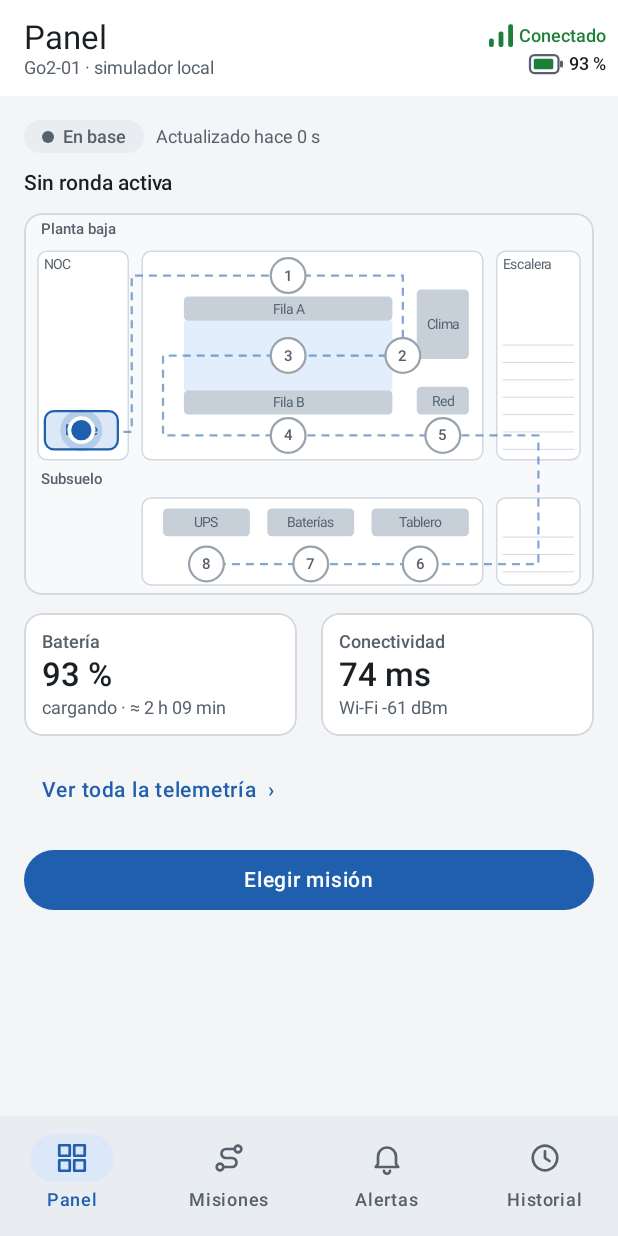
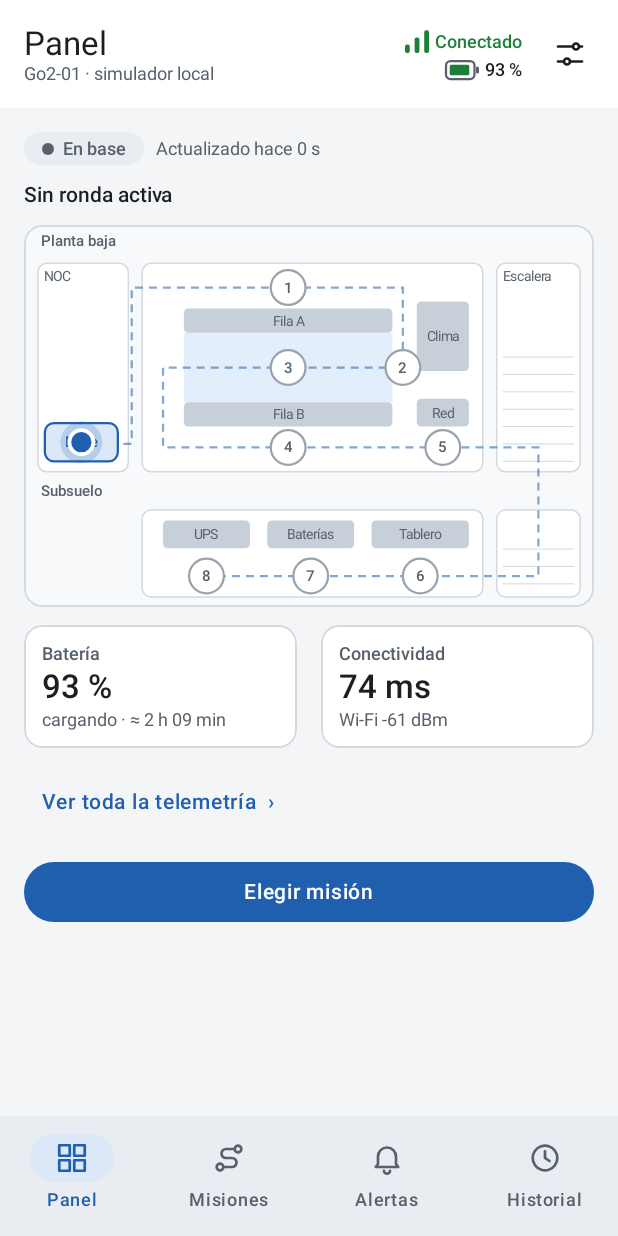
Before and after one commit to Forche/tp-hmi-go2-rondas, an Android app built with Jetpack Compose: the screen it shows after launch (MainActivity), after a tap on "Go2", on a phone screen of 412 x 824 dp. Run offline under Robolectric (Android 15) with nearby library versions, the phone set to English and light mode, and no system bars; our stand-ins replace Dagger/Hilt's generated code, Room's generated code.

Commit message:
Open the demo mode from the panel top bar

```diff
--- a/app/src/main/java/ar/edu/uade/go2rondas/core/navigation/Screen.kt
+++ b/app/src/main/java/ar/edu/uade/go2rondas/core/navigation/Screen.kt
@@ -5,6 +5,7 @@ sealed class Screen(val route: String) {
     data object Panel : Screen("panel")
     data object Telemetry : Screen("telemetry")
     data object Missions : Screen("missions")
+    data object Simulator : Screen("simulator")
     data object Alerts : Screen("alerts")
     data object AlertDetail : Screen("alerts/{alertId}") {
         const val ARG_ALERT_ID = "alertId"
--- a/app/src/main/java/ar/edu/uade/go2rondas/presentation/Go2RondasApp.kt
+++ b/app/src/main/java/ar/edu/uade/go2rondas/presentation/Go2RondasApp.kt
@@ -36,6 +36,7 @@ import ar.edu.uade.go2rondas.presentation.history.MissionSummaryScreen
 import ar.edu.uade.go2rondas.presentation.missions.MissionsScreen
 import ar.edu.uade.go2rondas.presentation.panel.PanelScreen
 import ar.edu.uade.go2rondas.presentation.robotselection.RobotSelectionScreen
+import ar.edu.uade.go2rondas.presentation.simulator.SimulatorScreen
 import ar.edu.uade.go2rondas.presentation.telemetry.TelemetryScreen
 
 /** Pestañas de la barra inferior. */
@@ -93,8 +94,12 @@ fun Go2RondasApp() {
                         onOpenTelemetry = { navController.navigate(Screen.Telemetry.route) },
                         onOpenMissions = { navController.openTab(AppTab.MISSIONS) },
                         onOpenAlert = { navController.navigate(Screen.AlertDetail.createRoute(it)) },
-                        onOpenMissionSummary = { navController.navigate(Screen.MissionSummary.createRoute(it)) }
+                        onOpenMissionSummary = { navController.navigate(Screen.MissionSummary.createRoute(it)) },
+                        onOpenSimulator = { navController.navigate(Screen.Simulator.route) }
                     )
+                }
+                composable(Screen.Simulator.route) {
+                    SimulatorScreen(onBack = { navController.popBackStack() })
                 }
                 composable(Screen.History.route) {
                     HistoryScreen(onOpenMission = { navController.navigate(Screen.MissionSummary.createRoute(it)) })
--- a/app/src/main/java/ar/edu/uade/go2rondas/presentation/panel/PanelScreen.kt
+++ b/app/src/main/java/ar/edu/uade/go2rondas/presentation/panel/PanelScreen.kt
@@ -9,6 +9,8 @@ import androidx.compose.foundation.layout.fillMaxWidth
 import androidx.compose.foundation.layout.padding
 import androidx.compose.foundation.rememberScrollState
 import androidx.compose.foundation.verticalScroll
+import androidx.compose.material3.Icon
+import androidx.compose.material3.IconButton
 import androidx.compose.material3.LinearProgressIndicator
 import androidx.compose.material3.MaterialTheme
 import androidx.compose.material3.Text
@@ -17,6 +19,7 @@ import androidx.compose.runtime.Composable
 import androidx.compose.runtime.getValue
 import androidx.compose.ui.Alignment
 import androidx.compose.ui.Modifier
+import androidx.compose.ui.res.painterResource
 import androidx.compose.ui.res.stringResource
 import androidx.compose.ui.unit.dp
 import androidx.hilt.navigation.compose.hiltViewModel
@@ -59,6 +62,7 @@ fun PanelScreen(
     onOpenMissions: () -> Unit,
     onOpenAlert: (String) -> Unit,
     onOpenMissionSummary: (String) -> Unit,
+    onOpenSimulator: () -> Unit,
     viewModel: PanelViewModel = hiltViewModel()
 ) {
     val state by viewModel.uiState.collectAsStateWithLifecycle()
@@ -71,6 +75,7 @@ fun PanelScreen(
             onOpenMissions = onOpenMissions,
             onOpenAlert = onOpenAlert,
             onOpenMissionSummary = onOpenMissionSummary,
+            onOpenSimulator = onOpenSimulator,
             onOpenControls = viewModel::onOpenControls,
             onCloseControls = viewModel::onCloseControls,
             onPause = viewModel::onPause,
@@ -90,6 +95,7 @@ data class PanelActions(
     val onOpenMissions: () -> Unit,
     val onOpenAlert: (String) -> Unit,
     val onOpenMissionSummary: (String) -> Unit,
+    val onOpenSimulator: () -> Unit,
     val onOpenControls: () -> Unit,
     val onCloseControls: () -> Unit,
     val onPause: () -> Unit,
@@ -112,7 +118,12 @@ fun PanelContent(
         RobotTopBar(
             title = stringResource(R.string.panel_title),
             snapshot = (state as? UiState.Success)?.data?.snapshot,
-            now = now
+            now = now,
+            actions = {
+                IconButton(onClick = actions.onOpenSimulator) {
+                    Icon(painterResource(R.drawable.ic_tune), contentDescription = stringResource(R.string.cd_open_simulator))
+                }
+            }
         )
         when (state) {
             UiState.Idle, UiState.Loading -> LoadingView()
```
